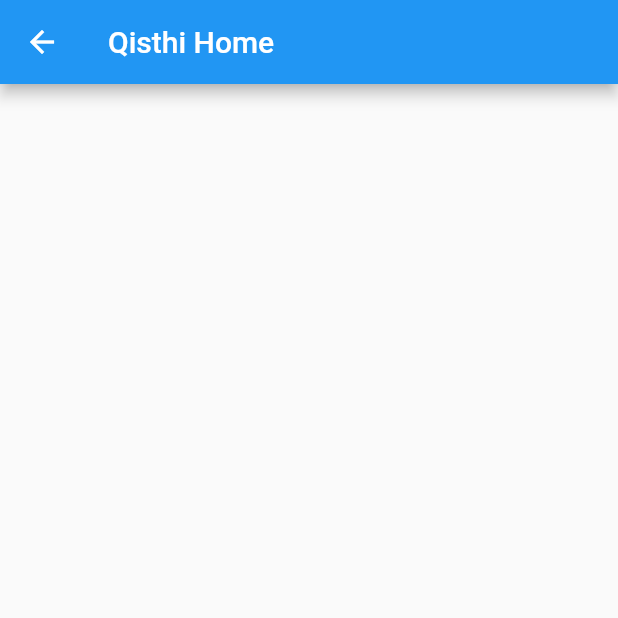
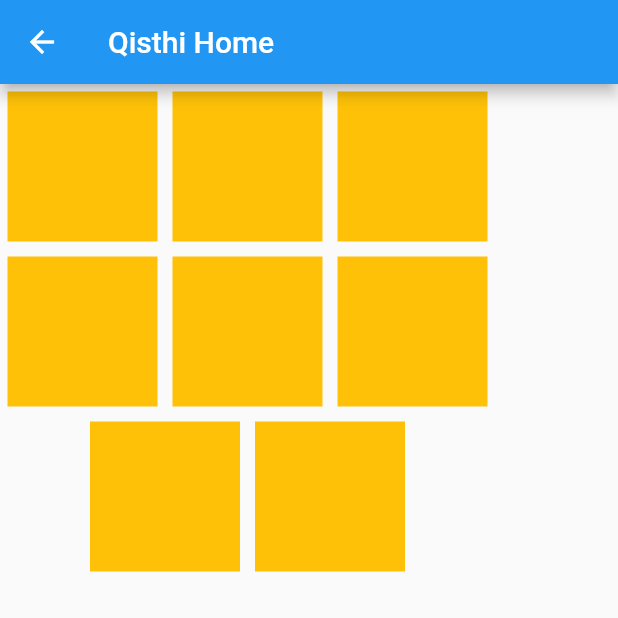
Before and after one commit to NostraCode-Training/nostra_training1, a Flutter app: the QisthiPage screen opened directly, on a phone screen of 412 x 824 dp, the top half of it. Run offline on Flutter 3.47's test engine with Material 2 defaults, Android fonts, the light colour scheme and no system bars.

Commit message:
add wrap widget

```diff
--- a/lib/pages/qisthi/qisthi_page.dart
+++ b/lib/pages/qisthi/qisthi_page.dart
@@ -9,6 +9,59 @@ class QisthiPage extends StatelessWidget {
       appBar: AppBar(
         title: const Text('Qisthi Home'),
       ),
+      body: Wrap(
+        alignment: WrapAlignment.center,
+        children: [
+          Container(
+            margin: const EdgeInsets.all(5),
+            width: 100,
+            height: 100,
+            color: Colors.amber,
+          ),
+          Container(
+            margin: const EdgeInsets.all(5),
+            width: 100,
+            height: 100,
+            color: Colors.amber,
+          ),
+          Container(
+            margin: const EdgeInsets.all(5),
+            width: 100,
+            height: 100,
+            color: Colors.amber,
+          ),
+          Container(
+            margin: const EdgeInsets.all(5),
+            width: 100,
+            height: 100,
+            color: Colors.amber,
+          ),
+          Container(
+            margin: const EdgeInsets.all(5),
+            width: 100,
+            height: 100,
+            color: Colors.amber,
+          ),
+          Container(
+            margin: const EdgeInsets.all(5),
+            width: 100,
+            height: 100,
+            color: Colors.amber,
+          ),
+          Container(
+            margin: const EdgeInsets.all(5),
+            width: 100,
+            height: 100,
+            color: Colors.amber,
+          ),
+          Container(
+            margin: const EdgeInsets.all(5),
+            width: 100,
+            height: 100,
+            color: Colors.amber,
+          ),
+        ],
+      ),
     );
   }
 }
```
